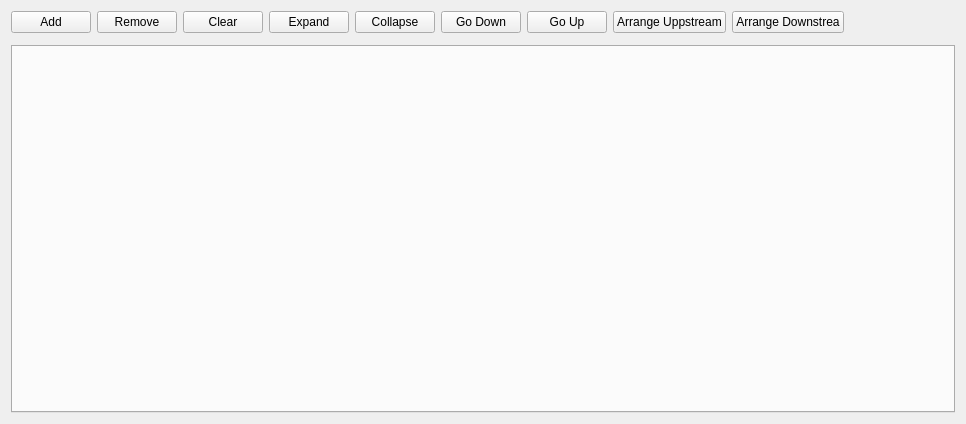
Above: python/omtk/qt_widgets/nodegraph_widget/ui/nodegraph_widget.ui from renaudll/omtk before the change. Below: the same form after it.
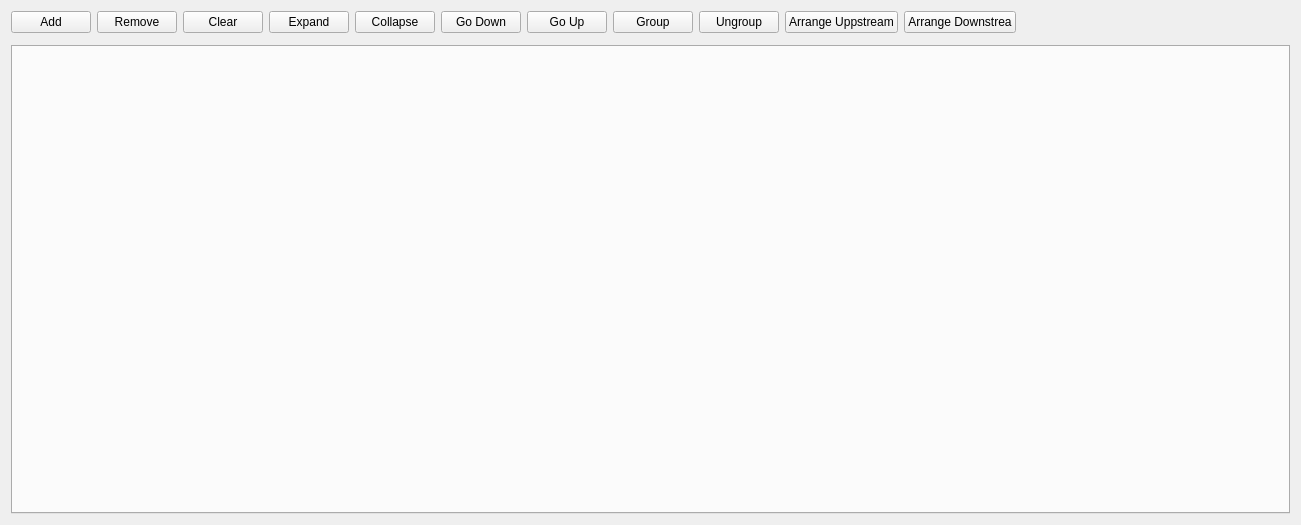
That is the form after the change. Custom widgets are drawn as their Qt base class.

Commit message: fix nodegraph introspection issues

Patch:
```diff
--- a/python/omtk/qt_widgets/nodegraph_widget/ui/nodegraph_widget.ui
+++ b/python/omtk/qt_widgets/nodegraph_widget/ui/nodegraph_widget.ui
@@ -6,8 +6,8 @@
    <rect>
     <x>0</x>
     <y>0</y>
-    <width>966</width>
-    <height>424</height>
+    <width>1301</width>
+    <height>525</height>
    </rect>
   </property>
   <property name="windowTitle">
@@ -65,6 +65,20 @@
        </property>
       </widget>
      </item>
+     <item>
+      <widget class="QPushButton" name="pushButton_group">
+       <property name="text">
+        <string>Group</string>
+       </property>
+      </widget>
+     </item>
+     <item>
+      <widget class="QPushButton" name="pushButton_ungroup">
+       <property name="text">
+        <string>Ungroup</string>
+       </property>
+      </widget>
+     </item>
      <item>
       <widget class="QPushButton" name="pushButton_arrange_upstream">
        <property name="text">
```
The commit also changes 10 other files.
